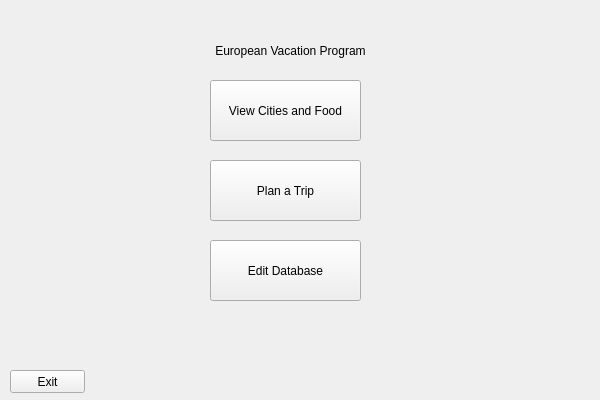
Above: European-Vacation-Program/mainwindow.ui from AaronGeesink/CS1D-European-Vacation-Project before the change. Below: the same form after it.
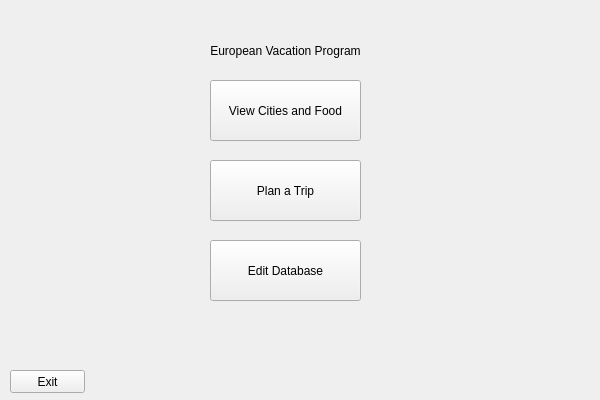
That is the form after the change.

Patch:
```diff
--- a/European-Vacation-Program/mainwindow.ui
+++ b/European-Vacation-Program/mainwindow.ui
@@ -96,9 +96,9 @@
     <widget class="QLabel" name="titleText">
      <property name="geometry">
       <rect>
-       <x>190</x>
+       <x>180</x>
        <y>30</y>
-       <width>201</width>
+       <width>211</width>
        <height>41</height>
       </rect>
      </property>
```
